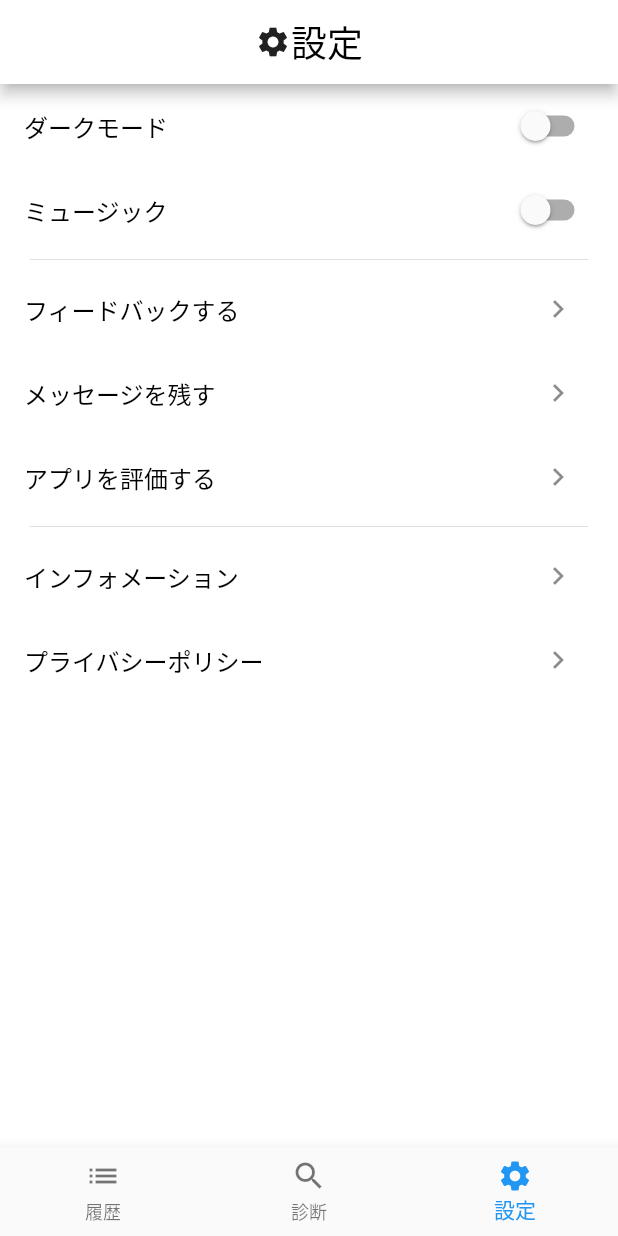
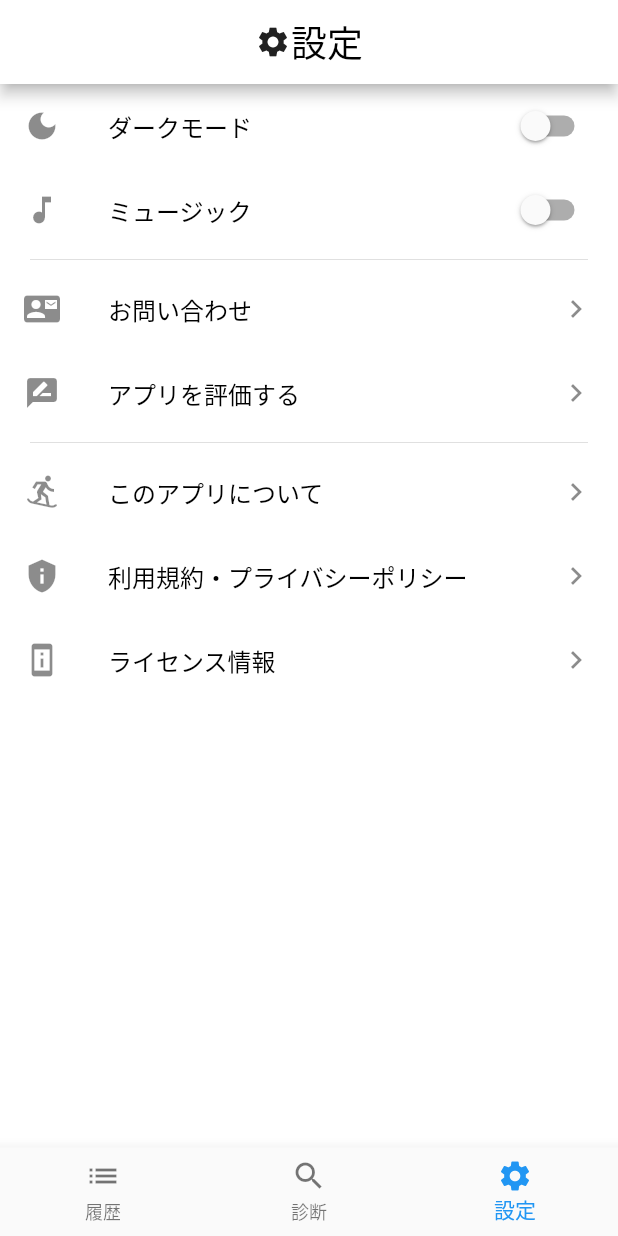
Before and after one commit to hata8341/flutter-snow_board_selecter, a Flutter app: the screen it shows after launch, item 3 of the bottom bar chosen, on a phone screen of 412 x 824 dp. Run offline on Flutter 3.47's test engine with Material 2 defaults, Android fonts, the light colour scheme and no system bars; our stand-ins replace animated_text_kit, awesome_dialog, firebase_analytics, firebase_core, firebase_crashlytics, fl_chart and 12 more; accounts and stored records are empty.

Commit message:
#61 create setting page (#62)
* #61 お問い合わせ機能の追加

* #61 レビュー機能の追加

* #61 お問い合わせ機能の修正とライセンス情報の表示

* #61 利用規約とプライバシーポリシーの作成

```diff
--- a/lib/app.dart
+++ b/lib/app.dart
@@ -10,6 +10,8 @@ import 'package:sbselector/views/diagnose/diagnose_content.dart';
 import 'package:sbselector/views/diagnose/diagnose_result.dart';
 import 'package:sbselector/views/history/history_detail.dart';
 import 'package:sbselector/views/history/history_top.dart';
+import 'package:sbselector/views/settings/error_page.dart';
+import 'package:sbselector/views/settings/setting_top.dart';
 import 'package:sbselector/views/top_page.dart';
 
 import 'firebase/firebase_crashlytics_config.dart';
@@ -69,6 +71,8 @@ class MyApp extends HookConsumerWidget {
         '/diagnoseResult': (context) => const DiagnoseResultPage(),
         '/historyTop': (context) => const HistoryTopPage(),
         '/historyDetail': (context) => const HistoryDetailPage(),
+        '/setting': (context) => const SettingList(),
+        '/errorPage': (context) => const ErrorPage(),
       },
     );
   }
--- /dev/null
+++ b/lib/const/setting.dart
@@ -0,0 +1,5 @@
+const String formUrl =
+    'https://docs.google.com/forms/d/e/1FAIpQLSc8eWf6Yx413g5K3F1KVXgswaoSkUUCEs_xg2E28ZY7im37mg/viewform';
+
+const String privacyUrl =
+    'https://rustic-guavaberry-fea.notion.site/379101b2b6b149b980120cb870e8ca50';
--- /dev/null
+++ b/lib/view_model/setting_view_model.dart
@@ -0,0 +1,23 @@
+import 'package:hooks_riverpod/hooks_riverpod.dart';
+import 'package:sbselector/const/setting.dart';
+import 'package:url_launcher/url_launcher.dart';
+
+final Uri _formUri = Uri.parse(formUrl);
+
+final Uri _privacyUri = Uri.parse(privacyUrl);
+
+class SettingNotifier extends StateNotifier<void> {
+  SettingNotifier() : super(null);
+  void contactForm() async {
+    if (!await launchUrl(_formUri)) throw '接続されていません';
+  }
+
+  void contactPrivacyPage() async {
+    if (!await launchUrl(_privacyUri)) throw '接続されていません';
+  }
+}
+
+final settingProvider =
+    StateNotifierProvider.autoDispose<SettingNotifier, void>((ref) {
+  return SettingNotifier();
+});
--- a/lib/views/settings/setting_top.dart
+++ b/lib/views/settings/setting_top.dart
@@ -1,6 +1,9 @@
 import 'package:flutter/material.dart';
 import 'package:hooks_riverpod/hooks_riverpod.dart';
+import 'package:in_app_review/in_app_review.dart';
+import 'package:package_info_plus/package_info_plus.dart';
 import 'package:sbselector/view_model/page_view_model.dart';
+import 'package:sbselector/view_model/setting_view_model.dart';
 import 'package:sbselector/view_model/theme_view_mode.dart';
 
 class SettingList extends HookConsumerWidget {
@@ -12,6 +15,7 @@ class SettingList extends HookConsumerWidget {
     final pageController = ref.watch(pageStateProvider.notifier);
     final themeSwitchStatus = ref.watch(themeStateProvider).switchStatus;
     final themeController = ref.watch(themeStateProvider.notifier);
+    final settingController = ref.watch(settingProvider.notifier);
     return ListView(
       scrollDirection: Axis.vertical,
       shrinkWrap: true,
@@ -21,6 +25,7 @@ class SettingList extends HookConsumerWidget {
           onChanged: (bool status) {
             themeController.update(status);
           },
+          secondary: const Icon(Icons.dark_mode),
           title: const Text('ダークモード'),
         ),
         SwitchListTile(
@@ -28,6 +33,7 @@ class SettingList extends HookConsumerWidget {
           onChanged: (bool newState) {
             pageController.toggleBgm();
           },
+          secondary: const Icon(Icons.music_note),
           title: const Text('ミュージック'),
         ),
         const Divider(
@@ -36,31 +42,27 @@ class SettingList extends HookConsumerWidget {
           endIndent: 20.0,
         ),
         ListTile(
-          title: const Text('フィードバックする'),
-          trailing: IconButton(
-            icon: const Icon(Icons.keyboard_arrow_right),
-            onPressed: () {
-              print('フィードバックする');
-            },
-          ),
-        ),
-        ListTile(
-          title: const Text('メッセージを残す'),
-          trailing: IconButton(
-            icon: const Icon(Icons.keyboard_arrow_right),
-            onPressed: () {
-              print('メッセージを残す');
-            },
-          ),
+          title: const Text('お問い合わせ'),
+          trailing: const Icon(Icons.keyboard_arrow_right),
+          onTap: () {
+            try {
+              settingController.contactForm();
+            } catch (_) {
+              Navigator.pushNamed(context, '/errorPage');
+            }
+          },
+          leading: const Icon(Icons.contact_mail),
         ),
         ListTile(
           title: const Text('アプリを評価する'),
-          trailing: IconButton(
-            icon: const Icon(Icons.keyboard_arrow_right),
-            onPressed: () {
-              print('アプリを評価する');
-            },
-          ),
+          leading: const Icon(Icons.rate_review),
+          trailing: const Icon(Icons.keyboard_arrow_right),
+          onTap: () async {
+            final InAppReview inAppReview = InAppReview.instance;
+            if (await inAppReview.isAvailable()) {
+              inAppReview.requestReview();
+            }
+          },
         ),
         const Divider(
           height: 10.0,
@@ -68,22 +70,34 @@ class SettingList extends HookConsumerWidget {
           endIndent: 20.0,
         ),
         ListTile(
-          title: const Text('インフォメーション'),
-          trailing: IconButton(
-            icon: const Icon(Icons.keyboard_arrow_right),
-            onPressed: () {
-              print('インフォメーション');
-            },
-          ),
+          title: const Text('このアプリについて'),
+          trailing: const Icon(Icons.keyboard_arrow_right),
+          onTap: () {},
+          leading: const Icon(Icons.snowboarding),
         ),
         ListTile(
-          title: const Text('プライバシーポリシー'),
-          trailing: IconButton(
-            icon: const Icon(Icons.keyboard_arrow_right),
-            onPressed: () {
-              print('プライバシーポリシー');
-            },
-          ),
+          title: const Text('利用規約・プライバシーポリシー'),
+          trailing: const Icon(Icons.keyboard_arrow_right),
+          onTap: () {
+            settingController.contactPrivacyPage();
+          },
+          leading: const Icon(Icons.privacy_tip),
+        ),
+        ListTile(
+          title: const Text('ライセンス情報'),
+          trailing: const Icon(Icons.keyboard_arrow_right),
+          onTap: () async {
+            final info = await PackageInfo.fromPlatform();
+            final date = DateTime.now().year.toString();
+            // icon作成したら追加
+            showLicensePage(
+              context: context,
+              applicationName: info.appName,
+              applicationVersion: info.version,
+              applicationLegalese: '$date Thata',
+            );
+          },
+          leading: const Icon(Icons.perm_device_info),
         ),
       ],
     );
--- a/pubspec.yaml
+++ b/pubspec.yaml
@@ -57,6 +57,10 @@ dependencies:
   intl: ^0.17.0
   shared_preferences: ^2.0.15
   just_audio: ^0.9.24
+  webview_flutter: ^3.0.4
+  in_app_review: ^2.0.4
+  url_launcher: ^6.1.3
+  package_info_plus: ^1.4.2
 
 dev_dependencies:
   flutter_test:
```
Also changed, not shown: lib/model/form_contact_state.dart (added, +11 -0 lines), lib/views/settings/error_page.dart (added, +22 -0 lines), lib/model/form_contact_state.freezed.dart (added), pubspec.lock, 3 other files.
